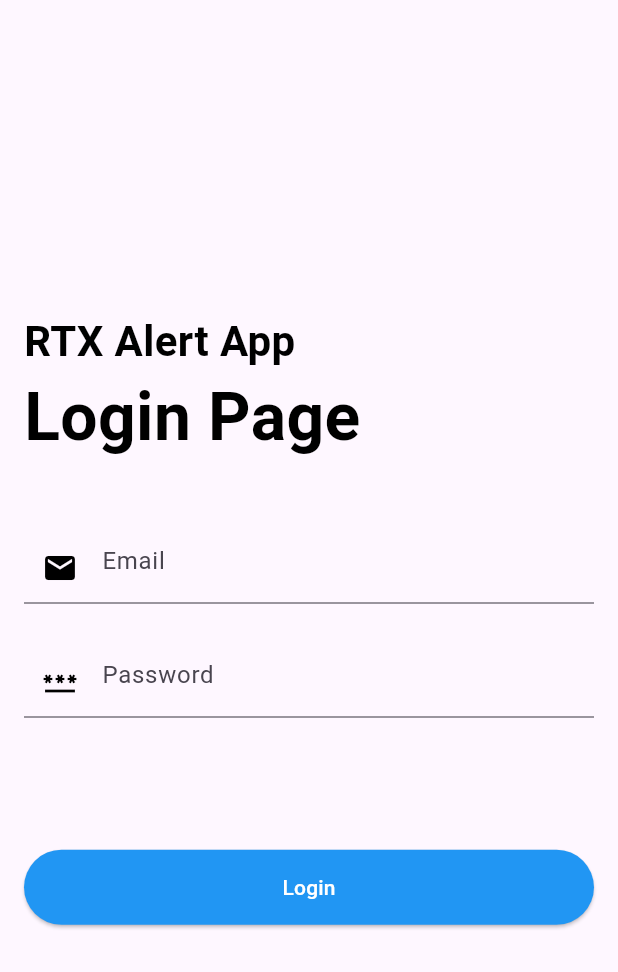
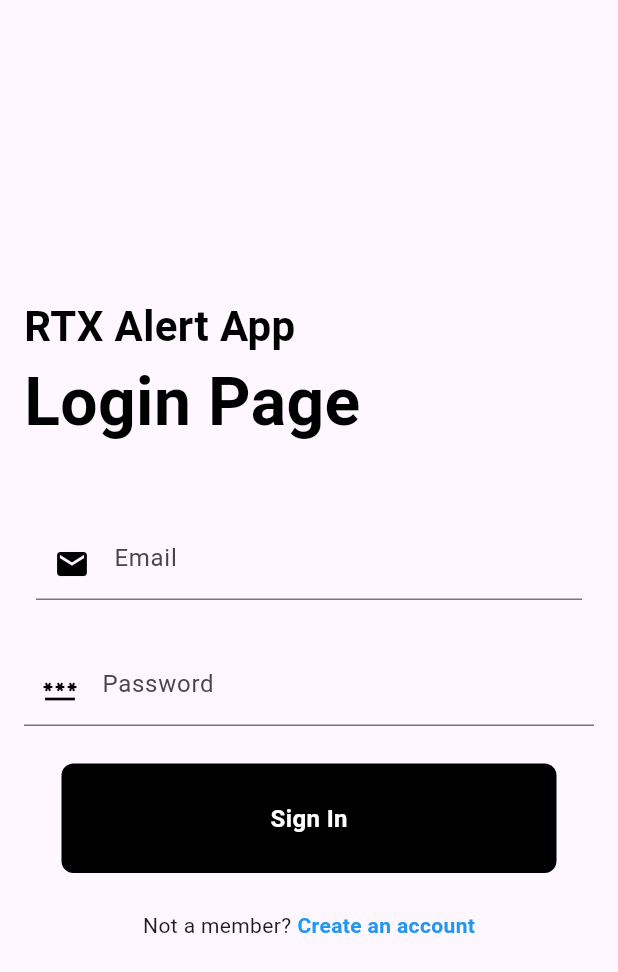
Before and after one commit to kobechua/rtx-alert-app, a Flutter app: the screen it shows after launch, on a phone screen of 412 x 824 dp. Shown: the top 972 px of the screen. Run offline on Flutter 3.47's test engine with Material 3 defaults, Android fonts, the phone set to English and light mode, and no system bars.

Commit message:
login/signup UI commit

```diff
--- /dev/null
+++ b/lib/components/my_button.dart
@@ -0,0 +1,34 @@
+import 'package:flutter/material.dart';
+
+class MyButton extends StatelessWidget {
+
+  final Function()? onTap;
+  final String text;
+
+  const MyButton ({super.key, required this.onTap, required this.text});
+
+  @override
+  Widget build(BuildContext context) {
+    return GestureDetector(
+      onTap: onTap,
+      child: Container(
+        padding: const EdgeInsets.all(25),
+        margin: const EdgeInsets.symmetric(horizontal: 25),
+        decoration: BoxDecoration(
+          color: Colors.black,
+          borderRadius: BorderRadius.circular(8),
+        ),
+        child: Center(
+          child: Text(
+            text,
+            style: const TextStyle(
+              color: Colors.white,
+              fontWeight: FontWeight.bold,
+              fontSize: 16,
+            ),
+          )
+        ),
+      ),
+    );
+  }
+}
--- a/lib/main.dart
+++ b/lib/main.dart
@@ -1,4 +1,5 @@
 import 'package:flutter/material.dart';
+import 'package:rtx_alert_app/pages/login_or_signup.dart';
 
 void main() {
   runApp(const MyApp());
@@ -11,157 +12,8 @@
   @override
   Widget build(BuildContext context) {
     return const MaterialApp(
-      home: HomePage()
+      debugShowCheckedModeBanner: false,
+      home: LoginPageOrSignUp(),
     );
   }
 }
-
-class MyHomePage extends StatefulWidget {
-  const MyHomePage({super.key, required this.title});
-
-  final String title;
-
-  @override
-  State<MyHomePage> createState() => _MyHomePageState();
-}
-
-class _MyHomePageState extends State<MyHomePage> {
-  int _counter = 0;
-
-  void _incrementCounter() {
-    setState(() {
-
-      _counter++;
-    });
-  }
-
-  @override
-  Widget build(BuildContext context) {
-
-    return Scaffold(
-      appBar: AppBar(
-
-        backgroundColor: Theme.of(context).colorScheme.inversePrimary,
-
-        title: Text(widget.title),
-      ),
-      body: Center(
-        child: Column(
-          mainAxisAlignment: MainAxisAlignment.center,
-          children: <Widget>[
-            const Text(
-              'You have pushed the button this many times:',
-            ),
-            Text(
-              '$_counter',
-              style: Theme.of(context).textTheme.headlineMedium,
-            ),
-          ],
-        ),
-      ),
-      floatingActionButton: FloatingActionButton(
-        onPressed: _incrementCounter,
-        tooltip: 'Increment',
-        child: const Icon(Icons.add),
-      ),
-    );
-  }
-}
-
-
-class HomePage extends StatefulWidget {
-  const HomePage({super.key});
-
-  @override
-  State<HomePage> createState() => _HomePageState();
-}
-
-class _HomePageState extends State<HomePage> {
-  @override
-  Widget build(BuildContext context) {
-    return const Scaffold(
-      body: LoginScreen(),
-
-    );
-  }
-}
-
-class LoginScreen extends StatefulWidget {
-  const LoginScreen({super.key});
-
-  @override
-  State<LoginScreen> createState() => _LoginScreenState();
-}
-
-class _LoginScreenState extends State<LoginScreen> {
-  @override
-  Widget build(BuildContext context) {
-    return Padding(
-      padding: const EdgeInsets.all(16.0),
-      child: Column(
-        mainAxisAlignment: MainAxisAlignment.center,
-        crossAxisAlignment: CrossAxisAlignment.start,
-        children: [
-
-
-          const Text("RTX Alert App", style: TextStyle(
-            color: Colors.black,
-            fontSize:28.0,
-            fontWeight: FontWeight.bold,
-            )
-          ),
-
-
-          const Text(
-            "Login Page",
-            style: TextStyle(
-              color: Colors.black,
-              fontSize: 44.0,
-              fontWeight: FontWeight.bold
-            ),
-          ),
-
-          //Email Field
-          const SizedBox(
-            height: 44.0
-          ),
-          const TextField(
-            keyboardType:  TextInputType.emailAddress,
-            decoration: InputDecoration(
-              hintText: "Email",
-              prefixIcon: Icon(Icons.mail, color: Colors.black)
-            )
-          ),
-
-          //Password Field
-          const SizedBox(
-            height: 28.0
-          ),
-          const TextField(
-            obscureText: true,
-            decoration: InputDecoration(
-              hintText: "Password",
-              prefixIcon: Icon(Icons.password, color: Colors.black)
-            )
-          ),
-
-          const SizedBox(
-            height: 88.0,
-          ),
-          ElevatedButton(
-            onPressed: () {
-              // Add login logic
-            },
-
-            style: ElevatedButton.styleFrom(
-              backgroundColor: Colors.blue,
-              foregroundColor: Colors.white,
-              minimumSize: const Size(double.infinity, 50)
-            ),
-            child: const Text('Login'),
-          )
-        ],
-      )
-    );
-  }
-}
--- /dev/null
+++ b/lib/pages/login_or_signup.dart
@@ -0,0 +1,35 @@
+import 'package:flutter/material.dart';
+import 'login_page.dart';
+import 'sign_up_page.dart';
+
+class LoginPageOrSignUp extends StatefulWidget {
+  const LoginPageOrSignUp({super.key});
+
+  @override
+  State<LoginPageOrSignUp> createState() => _LoginPageOrSignUpState();
+}
+
+class _LoginPageOrSignUpState extends State<LoginPageOrSignUp> {
+
+  bool showLoginPage = true;
+
+  void togglePages() {
+    setState(() {
+
+      showLoginPage = !showLoginPage;
+    });
+  }
+
+  @override
+  Widget build(BuildContext context) {
+    if (showLoginPage) {
+      return LoginPage(
+        onTap: togglePages,
+      );
+    } else {
+      return SignUpPage(
+        onTap: togglePages,
+      );
+    }
+  }
+}
--- /dev/null
+++ b/lib/pages/login_page.dart
@@ -0,0 +1,111 @@
+import 'package:flutter/material.dart';
+import 'package:rtx_alert_app/components/my_button.dart';
+
+class LoginPage extends StatefulWidget {
+  final Function()? onTap;
+  const LoginPage({super.key, this.onTap});
+
+  @override
+  State<LoginPage> createState() => _LoginPageState();
+}
+
+void signUserIn() {
+  // TODO: implement signUserIn
+}
+
+class _LoginPageState extends State<LoginPage> {
+  @override
+  Widget build(BuildContext context) {
+    return Scaffold(
+      body: Padding(
+        padding: const EdgeInsets.all(16.0),
+        child: Column(
+          mainAxisAlignment: MainAxisAlignment.center,
+          crossAxisAlignment: CrossAxisAlignment.start,
+          children: [
+
+
+            const Text("RTX Alert App", style: TextStyle(
+              color: Colors.black,
+              fontSize:28.0,
+              fontWeight: FontWeight.bold,
+              )
+            ),
+
+
+            const Text(
+              "Login Page",
+              style: TextStyle(
+                color: Colors.black,
+                fontSize: 44.0,
+                fontWeight: FontWeight.bold
+              ),
+            ),
+
+            //Email Field
+            const SizedBox(
+              height: 44.0
+            ),
+
+
+            const Padding(
+              padding: EdgeInsets.all(8.0),
+              child: TextField(
+                keyboardType:  TextInputType.emailAddress,
+                decoration: InputDecoration(
+                  hintText: "Email",
+                  prefixIcon: Icon(Icons.mail, color: Colors.black)
+                )
+              ),
+            ),
+
+            //Password Field
+            const SizedBox(
+              height: 28.0
+            ),
+            const TextField(
+              obscureText: true,
+              decoration: InputDecoration(
+                hintText: "Password",
+                prefixIcon: Icon(Icons.password, color: Colors.black)
+              )
+            ),
+
+            const SizedBox(
+              height: 25.0,
+            ),
+
+            // log in button
+            const MyButton(
+              onTap: signUserIn,
+              text: 'Sign In',
+            ),
+
+            const SizedBox(
+              height: 25.0,
+            ),
+
+            Row(
+              mainAxisAlignment: MainAxisAlignment.center,
+              children: [
+                const Text('Not a member?'),
+                const SizedBox(width: 4),
+
+                GestureDetector(
+                  onTap: widget.onTap,
+                  child: const Text(
+                    'Create an account',
+                    style: TextStyle(
+                      color: Colors.blue,
+                      fontWeight: FontWeight.bold
+                    ),
+                  ),
+                ),
+              ],
+            ),
+          ],
+        ),
+      ),
+    );
+  }
+}
```
Also changed, not shown: lib/pages/sign_up_page.dart (added, +122 -0 lines), 1 other file.
